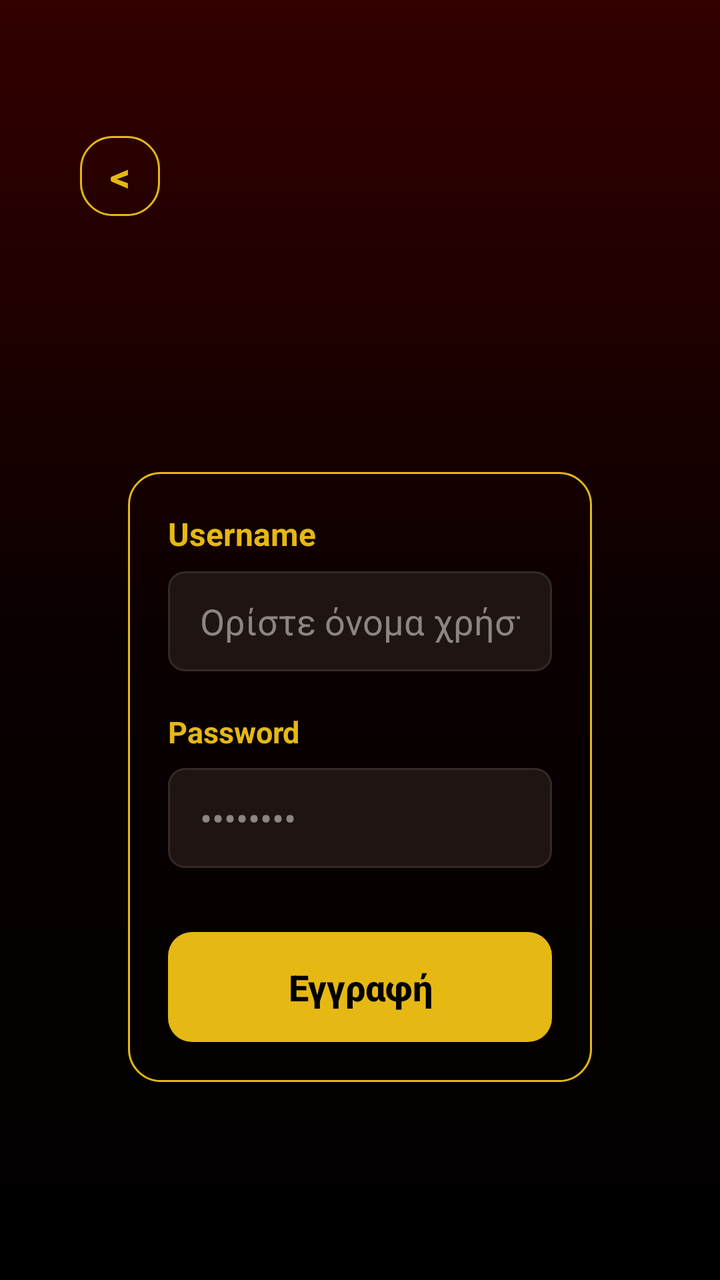
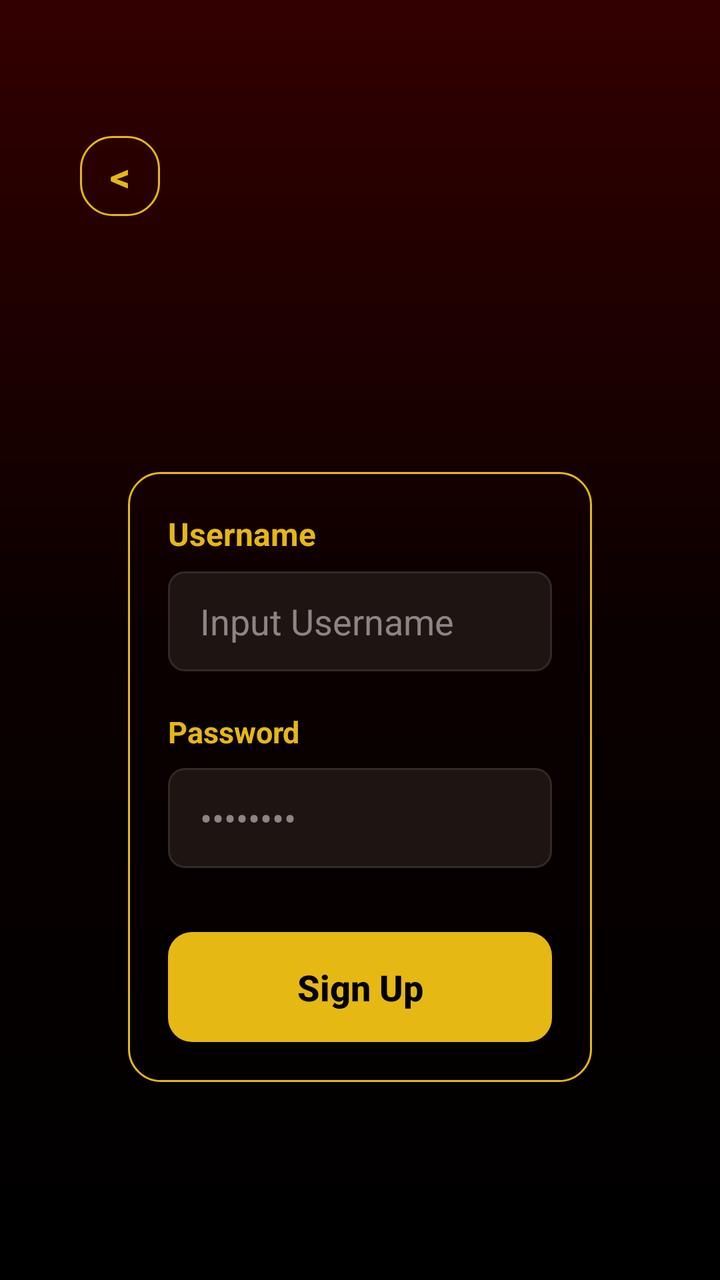

Compare the two renders of this Android layout. The source of the first and the diff that turns it into the second are given below.
<!-- AndroidManifest.xml: application theme CustomTheme -->
<!-- res/layout/activity_signin.xml -->
<?xml version="1.0" encoding="utf-8"?>
<ScrollView xmlns:android="http://schemas.android.com/apk/res/android"
    xmlns:app="http://schemas.android.com/apk/res-auto"
    xmlns:tools="http://schemas.android.com/tools"
    android:layout_width="match_parent"
    android:layout_height="match_parent"
    android:fillViewport="true"
    android:background="@drawable/bg_gradient"
    tools:context=".UserSignin.SignInActivity">
    

    <androidx.constraintlayout.widget.ConstraintLayout
        android:id="@+id/main"
        android:layout_width="match_parent"
        android:layout_height="wrap_content"
        android:padding="24dp">

        <TextView
            android:id="@+id/btnBackSignInPage"
            android:layout_width="40dp"
            android:layout_height="40dp"
            android:layout_marginTop="44dp"
            android:layout_marginStart="16dp"
            android:background="@drawable/bg_container_border"
            android:gravity="center"
            android:text="&lt;"
            android:textColor="@color/gold"
            android:textSize="20sp"
            android:textStyle="bold"
            app:layout_constraintStart_toStartOf="parent"
            app:layout_constraintTop_toTopOf="parent" />

        <androidx.constraintlayout.widget.ConstraintLayout
            android:id="@+id/loginContainer"
            android:layout_width="match_parent"
            android:layout_height="wrap_content"
            android:layout_marginStart="40dp"
            android:layout_marginTop="128dp"
            android:layout_marginEnd="40dp"
            android:background="@drawable/bg_container_border"
            android:padding="20dp"
            app:layout_constraintEnd_toEndOf="parent"
            app:layout_constraintHorizontal_bias="1.0"
            app:layout_constraintStart_toStartOf="parent"
            app:layout_constraintTop_toBottomOf="@id/btnBackSignInPage">

            <TextView
                android:id="@+id/labelUsername"
                android:layout_width="wrap_content"
                android:layout_height="wrap_content"
                android:text="Username"
                android:textColor="@color/gold"
                android:textSize="16sp"
                android:textStyle="bold"
                app:layout_constraintStart_toStartOf="parent"
                app:layout_constraintTop_toTopOf="parent" />

            <EditText
                android:id="@+id/name"
                android:layout_width="match_parent"
                android:layout_height="50dp"
                android:layout_marginTop="8dp"
                android:background="@drawable/bg_input"
                android:hint="Ορίστε όνομα χρήστη"
                android:inputType="textPersonName"
                android:paddingStart="16dp"
                android:paddingEnd="16dp"
                android:textColor="@android:color/white"
                android:textColorHint="@color/text_gray"
                app:layout_constraintEnd_toEndOf="parent"
                app:layout_constraintStart_toStartOf="parent"
                app:layout_constraintTop_toBottomOf="@id/labelUsername" />

            <TextView
                android:id="@+id/labelPassword"
                android:layout_width="wrap_content"
                android:layout_height="wrap_content"
                android:layout_marginTop="20dp"
                android:text="Password"
                android:textColor="@color/gold"
                android:textSize="15sp"
                android:textStyle="bold"
                app:layout_constraintStart_toStartOf="parent"
                app:layout_constraintTop_toBottomOf="@id/name" />

            <EditText
                android:id="@+id/Code"
                android:layout_width="match_parent"
                android:layout_height="50dp"
                android:layout_marginTop="8dp"
                android:background="@drawable/bg_input"
                android:hint="••••••••"
                android:inputType="textPassword"
                android:paddingStart="16dp"
                android:paddingEnd="16dp"
                android:textColor="@android:color/white"
                android:textColorHint="@color/text_gray"
                app:layout_constraintEnd_toEndOf="parent"
                app:layout_constraintStart_toStartOf="parent"
                app:layout_constraintTop_toBottomOf="@id/labelPassword" />

            <androidx.appcompat.widget.AppCompatButton
                android:id="@+id/Signin"
                android:layout_width="match_parent"
                android:layout_height="55dp"
                android:layout_marginTop="32dp"
                android:background="@drawable/bg_button"
                android:text="Εγγραφή"
                android:textAllCaps="false"
                android:textColor="@android:color/black"
                android:textSize="18sp"
                android:textStyle="bold"
                app:layout_constraintEnd_toEndOf="parent"
                app:layout_constraintStart_toStartOf="parent"
                app:layout_constraintTop_toBottomOf="@id/Code" />
        </androidx.constraintlayout.widget.ConstraintLayout>
    </androidx.constraintlayout.widget.ConstraintLayout>
</ScrollView>
<!-- resources referenced by this layout -->
<resources>
  <color name="gold">#E5B814</color>
  <color name="text_gray">#8C8583</color>
  <!-- drawable bg_button (drawable) -->
  <?xml version="1.0" encoding="utf-8"?>
  <shape xmlns:android="http://schemas.android.com/apk/res/android" android:shape="rectangle">
      <solid android:color="@color/gold"/>
      <corners android:radius="12dp"/>
  </shape>
  <!-- drawable bg_container_border (drawable) -->
  <?xml version="1.0" encoding="utf-8"?>
  <shape xmlns:android="http://schemas.android.com/apk/res/android" android:shape="rectangle">
      <solid android:color="@android:color/transparent"/>
      <stroke android:width="1dp" android:color="@color/gold"/>
      <corners android:radius="16dp"/>
  </shape>
  <!-- drawable bg_gradient (drawable) -->
  <?xml version="1.0" encoding="utf-8"?>
  <shape xmlns:android="http://schemas.android.com/apk/res/android" android:shape="rectangle">
      <gradient
          android:startColor="#330000"
          android:centerColor="#0A0000"
          android:endColor="#000000"
          android:type="linear"
          android:angle="270" />
  </shape>
  <!-- drawable bg_input (drawable) -->
  <?xml version="1.0" encoding="utf-8"?>
  <shape xmlns:android="http://schemas.android.com/apk/res/android" android:shape="rectangle">
      <solid android:color="@color/input_bg"/>
      <stroke android:width="1dp" android:color="#332A28"/>
      <corners android:radius="8dp"/>
  </shape>
  <style name="CustomTheme" parent="Theme.MaterialComponents.Light.NoActionBar">
          <item name="android:windowBackground">@drawable/bg_gradient</item>
          <item name="android:windowFullscreen">true</item>
      </style>
  <color name="input_bg">#1E1513</color>
</resources>

<!-- the commit's change to res/layout/activity_signin.xml (unified diff, before → after) -->
@@ -61,7 +61,7 @@
                 android:layout_height="50dp"
                 android:layout_marginTop="8dp"
                 android:background="@drawable/bg_input"
-                android:hint="Ορίστε όνομα χρήστη"
+                android:hint="Input Username"
                 android:inputType="textPersonName"
                 android:paddingStart="16dp"
                 android:paddingEnd="16dp"
@@ -105,7 +105,7 @@
                 android:layout_height="55dp"
                 android:layout_marginTop="32dp"
                 android:background="@drawable/bg_button"
-                android:text="Εγγραφή"
+                android:text="Sign Up"
                 android:textAllCaps="false"
                 android:textColor="@android:color/black"
                 android:textSize="18sp"
